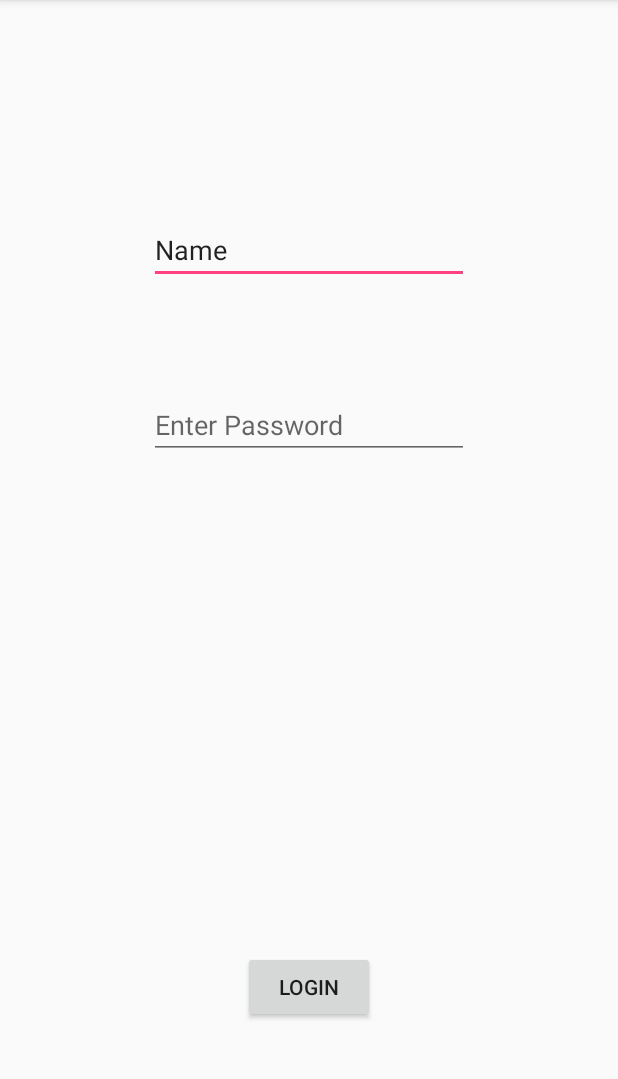
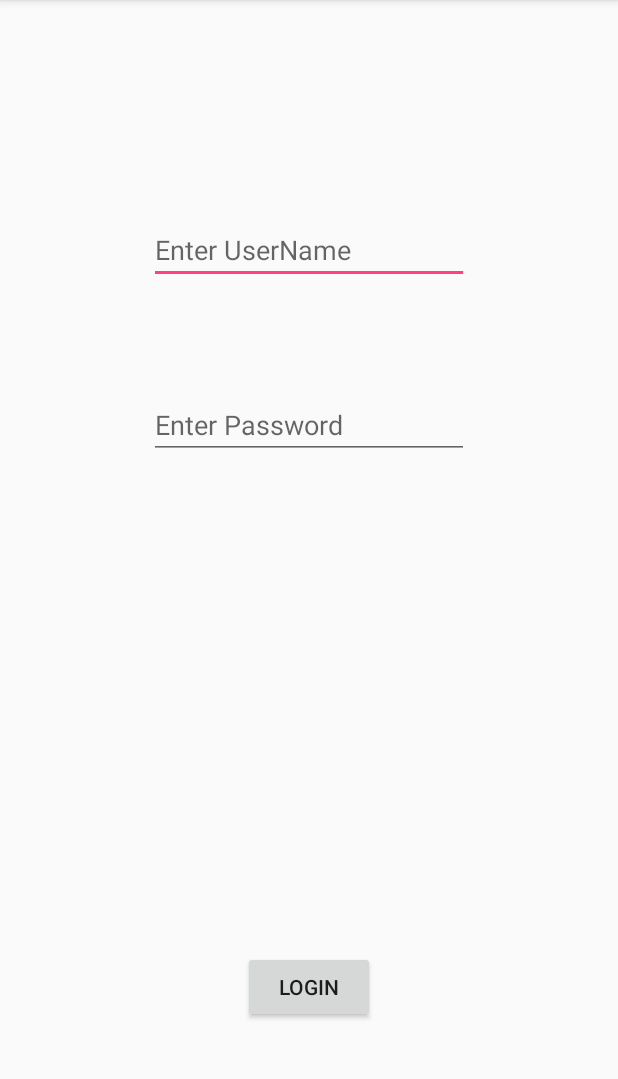
Before and after one commit to Hussam6/Final_Project, an Android app: the screen it shows after launch (MainActivity), on a phone screen of 412 x 824 dp, the part 84-1163 px from its top. Run offline under Robolectric (Android 15) with nearby library versions, the phone set to English and light mode, and no system bars.

Commit message:
Fix the edit text validation in the login activity

```diff
--- a/app/src/main/java/com/example/jayeshvaghela/project_vaghela/MainActivity.java
+++ b/app/src/main/java/com/example/jayeshvaghela/project_vaghela/MainActivity.java
@@ -44,12 +44,13 @@ public class MainActivity extends AppCompatActivity {
         String password = et_UserEnterPassword.getText().toString();
 
         //Checking if the edit texts are not empty. If it is, gives the user a Toast Message.
-        if(username.length()<=0 && password.length()<=0)
+        if(et_UserEnterUserName.getText().toString().length() <=0 && et_UserEnterPassword.getText().length() <=0)
         {
             Toast.makeText(this, "Incorrect Username or Password", Toast.LENGTH_SHORT).show();
         }
         else
         {
+
             serverURL = "http://mohameom.dev.fast.sheridanc.on.ca/users/verifyUserData.php?"+username+"=user&"+password+"=12345";
             new DownloadTask().execute();
         }
--- a/app/src/main/res/layout/activity_main.xml
+++ b/app/src/main/res/layout/activity_main.xml
@@ -12,8 +12,6 @@
     <EditText
         android:layout_width="wrap_content"
         android:layout_height="wrap_content"
-        android:inputType="textPersonName"
-        android:text="Name"
         android:ems="10"
         android:id="@+id/et_UserEnterUserName"
         android:layout_marginTop="128dp"
```
